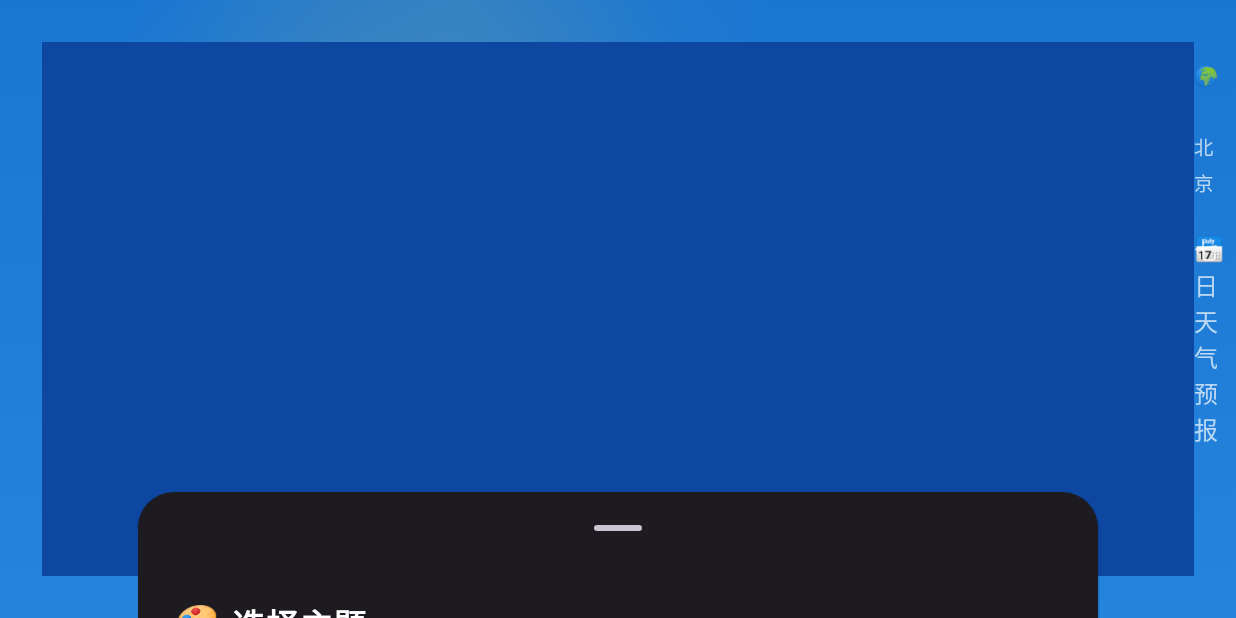
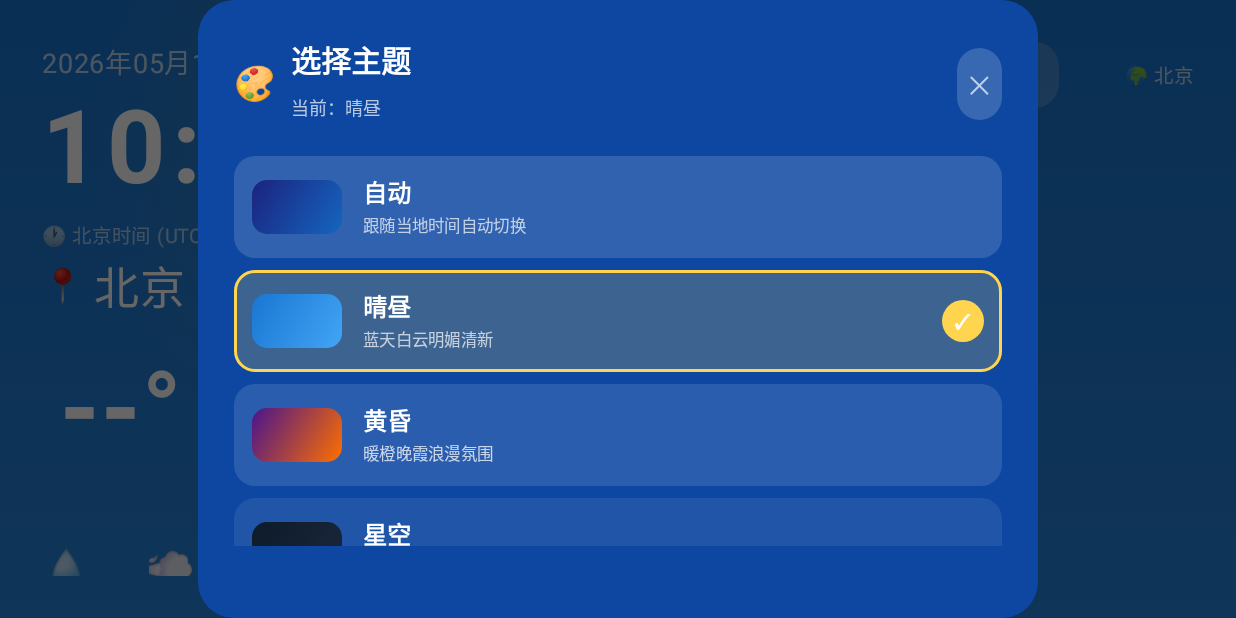
Before and after one commit to stevenliuit/DeskWeather, an Android app built with Jetpack Compose: the screen it shows after launch (MainActivity), after a tap on an icon or button, on a phone screen of 824 x 412 dp (held sideways). Run offline under Robolectric (Android 15) with nearby library versions, the light colour scheme and no system bars.

Commit message:
fix: 主题弹窗改Dialog+预报卡片LazyRow+定位重复请求修复

```diff
--- a/app/src/main/java/com/example/weatherclock/ui/main/MainScreen.kt
+++ b/app/src/main/java/com/example/weatherclock/ui/main/MainScreen.kt
@@ -558,72 +558,103 @@ private fun LeftPanel(
         }
     }
 
-    // 主题选择底部弹出
+    // 主题选择居中弹窗（用 Dialog 代替 BottomSheetScaffold，无难看的拖动手柄）
     if (showThemeSheet) {
-        BottomSheetScaffold(
-            sheetContent = {
-                Column(modifier = Modifier.padding(24.dp)) {
-                    Row(verticalAlignment = Alignment.CenterVertically) {
-                        Text("🎨", fontSize = 24.sp)
-                        Spacer(Modifier.width(8.dp))
-                        Text("选择主题", fontSize = 22.sp, color = colors.textPrimary, fontWeight = FontWeight.Bold)
+        AlertDialog(
+            onDismissRequest = { showThemeSheet = false },
+            containerColor = colors.surfaceColor,
+            shape = RoundedCornerShape(24.dp),
+            title = {
+                Row(verticalAlignment = Alignment.CenterVertically) {
+                    Text("🎨", fontSize = 22.sp)
+                    Spacer(Modifier.width(10.dp))
+                    Column {
+                        Text("选择主题", fontSize = 20.sp, color = colors.textPrimary, fontWeight = FontWeight.Bold)
+                        Text("当前：${colors.name}", fontSize = 12.sp, color = colors.textSecondary)
                     }
-                    Spacer(Modifier.height(6.dp))
-                    Text("当前：${colors.name}", fontSize = 13.sp, color = colors.textSecondary)
-                    Spacer(Modifier.height(16.dp))
-                    ThemeDefinitions.themeList().forEach { (theme, tc) ->
+                    Spacer(Modifier.weight(1f))
+                    Surface(
+                        modifier = Modifier.clip(CircleShape).clickable { showThemeSheet = false },
+                        color = colors.cardHighlight
+                    ) {
+                        Text("✕", fontSize = 16.sp, color = colors.textSecondary, modifier = Modifier.padding(8.dp))
+                    }
+                }
+            },
+            text = {
+                LazyColumn(
+                    verticalArrangement = Arrangement.spacedBy(8.dp),
+                    modifier = Modifier.fillMaxWidth()
+                ) {
+                    items(ThemeDefinitions.themeList().size) { idx ->
+                        val (theme, tc) = ThemeDefinitions.themeList()[idx]
                         val isSelected = colors.name == tc.name
                         Surface(
                             modifier = Modifier
                                 .fillMaxWidth()
-                                .padding(vertical = 4.dp)
-                                .clickable { onThemeSelected(theme); showThemeSheet = false },
+                                .clickable {
+                                    onThemeSelected(theme)
+                                    showThemeSheet = false
+                                },
                             color = if (isSelected) tc.accentColor.copy(alpha = 0.2f) else tc.cardHighlight,
                             shape = RoundedCornerShape(14.dp),
                             border = if (isSelected) BorderStroke(2.dp, tc.accentColor) else null,
                         ) {
-                            Row(modifier = Modifier.padding(14.dp), verticalAlignment = Alignment.CenterVertically) {
-                                // 主题色渐变预览
+                            Row(
+                                modifier = Modifier.padding(12.dp),
+                                verticalAlignment = Alignment.CenterVertically
+                            ) {
+                                // 大尺寸渐变预览（60×36dp）
                                 Box(
                                     Modifier
-                                        .size(44.dp)
-                                        .clip(RoundedCornerShape(12.dp))
+                                        .size(60.dp, 36.dp)
+                                        .clip(RoundedCornerShape(10.dp))
                                         .background(Brush.linearGradient(listOf(tc.topGradient, tc.bottomGradient)))
-                                ) {
-                                    if (isSelected) Box(Modifier.align(Alignment.Center).size(18.dp).background(Color.White.copy(alpha = 0.9f), CircleShape))
-                                }
+                                )
                                 Spacer(Modifier.width(14.dp))
                                 Column(Modifier.weight(1f)) {
-                                    Text(theme.displayName, fontSize = 16.sp, color = tc.textPrimary, fontWeight = FontWeight.SemiBold)
-                                    Text(theme.description, fontSize = 12.sp, color = tc.textSecondary)
+                                    Text(
+                                        theme.displayName,
+                                        fontSize = 16.sp,
+                                        color = tc.textPrimary,
+                                        fontWeight = FontWeight.SemiBold
+                                    )
+                                    Text(
+                                        theme.description,
+                                        fontSize = 11.sp,
+                                        color = tc.textSecondary
+                                    )
                                 }
                                 if (isSelected) {
                                     Surface(color = tc.accentColor, shape = CircleShape) {
-                                        Text("✓", fontSize = 14.sp, color = Color.White, modifier = Modifier.padding(4.dp))
+                                        Text("✓", fontSize = 14.sp, color = Color.White, modifier = Modifier.padding(horizontal = 8.dp, vertical = 4.dp))
                                     }
                                 }
                             }
                         }
                     }
-                    Spacer(Modifier.height(24.dp))
-                    // 自动主题说明
-                    Surface(color = colors.cardHighlight, shape = RoundedCornerShape(12.dp), modifier = Modifier.fillMaxWidth()) {
-                        Row(modifier = Modifier.padding(14.dp), verticalAlignment = Alignment.CenterVertically) {
-                            Text("💡", fontSize = 18.sp)
-                            Spacer(Modifier.width(10.dp))
-                            Column {
-                                Text("自动切换", fontSize = 14.sp, color = colors.textPrimary, fontWeight = FontWeight.Medium)
-                                Text("根据白天/黑夜自动切换日间/夜间主题", fontSize = 12.sp, color = colors.textSecondary)
+                    item {
+                        Spacer(Modifier.height(8.dp))
+                        Surface(
+                            color = colors.cardHighlight,
+                            shape = RoundedCornerShape(12.dp),
+                            modifier = Modifier.fillMaxWidth()
+                        ) {
+                            Row(modifier = Modifier.padding(12.dp), verticalAlignment = Alignment.CenterVertically) {
+                                Text("💡", fontSize = 16.sp)
+                                Spacer(Modifier.width(10.dp))
+                                Column {
+                                    Text("自动切换", fontSize = 13.sp, color = colors.textPrimary, fontWeight = FontWeight.Medium)
+                                    Text("根据白天/黑夜自动切换日间/夜间主题", fontSize = 11.sp, color = colors.textSecondary)
+                                }
                             }
                         }
                     }
-                    Spacer(Modifier.height(24.dp))
                 }
             },
-            containerColor = colors.surfaceColor,
-            sheetShape = RoundedCornerShape(topStart = 24.dp, topEnd = 24.dp),
-            scaffoldState = rememberBottomSheetScaffoldState(),
-        ) { }
+            confirmButton = {},
+            dismissButton = {}
+        )
     }
 
     // 空气质量详情底部弹出
@@ -763,9 +794,23 @@ private fun RightPanel(
             Text("七日天气预报", fontSize = 16.sp, color = colors.textSecondary, fontWeight = FontWeight.Medium)
         }
 
-        Row(modifier = Modifier.fillMaxWidth(), horizontalArrangement = Arrangement.spacedBy(8.dp)) {
-            uiState.forecast.forEachIndexed { index, forecast ->
-                ForecastCard(item = forecast, isToday = index == 0, colors = colors, modifier = Modifier.weight(1f).heightIn(min = 140.dp))
+        // Use LazyRow so 7 days scroll horizontally instead of being squished
+        val totalWidth = 1280  // approximate landscape width in dp (for weight calculation)
+        val cardWidth = ((totalWidth * 0.85) / 7).dp  // each card ~1/7 of available width
+
+        LazyRow(
+            modifier = Modifier.fillMaxWidth(),
+            horizontalArrangement = Arrangement.spacedBy(8.dp),
+            contentPadding = PaddingValues(end = 8.dp)
+        ) {
+            items(uiState.forecast.size) { index ->
+                val forecast = uiState.forecast[index]
+                ForecastCard(
+                    item = forecast,
+                    isToday = index == 0,
+                    colors = colors,
+                    modifier = Modifier.width(cardWidth.coerceAtLeast(100.dp))
+                )
             }
         }
     }
@@ -926,16 +971,35 @@ private fun LayoutEditorScreen(
 
 @Composable private fun ForecastCard(item: DayForecastItem, isToday: Boolean, colors: ThemeColors, modifier: Modifier = Modifier) {
     val cardBg = if (isToday) colors.accentColor.copy(alpha = 0.18f) else colors.cardHighlight
-    Card(modifier = modifier.fillMaxHeight(), colors = CardDefaults.cardColors(containerColor = cardBg), shape = RoundedCornerShape(14.dp)) {
-        Column(modifier = Modifier.fillMaxWidth().fillMaxHeight().padding(10.dp), horizontalAlignment = Alignment.CenterHorizontally, verticalArrangement = Arrangement.SpaceBetween) {
-            Text(item.dayLabel, fontSize = if (isToday) 14.sp else 12.sp, color = if (isToday) colors.accentColor else colors.textSecondary, fontWeight = if (isToday) FontWeight.Bold else FontWeight.Medium)
-            Text(item.icon, fontSize = 30.sp)
+    Card(
+        modifier = modifier.defaultMinSize(minWidth = 100.dp, minHeight = 140.dp),
+        colors = CardDefaults.cardColors(containerColor = cardBg),
+        shape = RoundedCornerShape(14.dp)
+    ) {
+        Column(
+            modifier = Modifier.fillMaxWidth().padding(8.dp),
+            horizontalAlignment = Alignment.CenterHorizontally,
+            verticalArrangement = Arrangement.SpaceBetween
+        ) {
+            Text(
+                item.dayLabel,
+                fontSize = if (isToday) 14.sp else 12.sp,
+                color = if (isToday) colors.accentColor else colors.textSecondary,
+                fontWeight = if (isToday) FontWeight.Bold else FontWeight.Medium
+            )
+            Text(item.icon, fontSize = 28.sp)
             Column(horizontalAlignment = Alignment.CenterHorizontally) {
-                Text(item.tempMax, fontSize = 20.sp, color = colors.textPrimary, fontWeight = FontWeight.Bold)
-                Text(item.tempMin, fontSize = 15.sp, color = colors.textSecondary.copy(alpha = 0.65f))
+                Text(item.tempMax, fontSize = 19.sp, color = colors.textPrimary, fontWeight = FontWeight.Bold)
+                Text(item.tempMin, fontSize = 14.sp, color = colors.textSecondary.copy(alpha = 0.65f))
             }
-            if (item.precipProb.isNotEmpty()) Row(verticalAlignment = Alignment.CenterVertically) { Text("💧", fontSize = 11.sp); Text(item.precipProb, fontSize = 11.sp, color = Color(0xFF64B5F6)) }
-            else Spacer(Modifier.height(0.dp))
+            if (item.precipProb.isNotEmpty()) {
+                Row(verticalAlignment = Alignment.CenterVertically) {
+                    Text("💧", fontSize = 11.sp)
+                    Text(item.precipProb, fontSize = 11.sp, color = Color(0xFF64B5F6))
+                }
+            } else {
+                Spacer(Modifier.height(0.dp))
+            }
         }
     }
 }
```
Also changed, not shown: app/src/main/java/com/example/weatherclock/ui/main/MainScreenViewModel.kt (+7 -3 lines).
